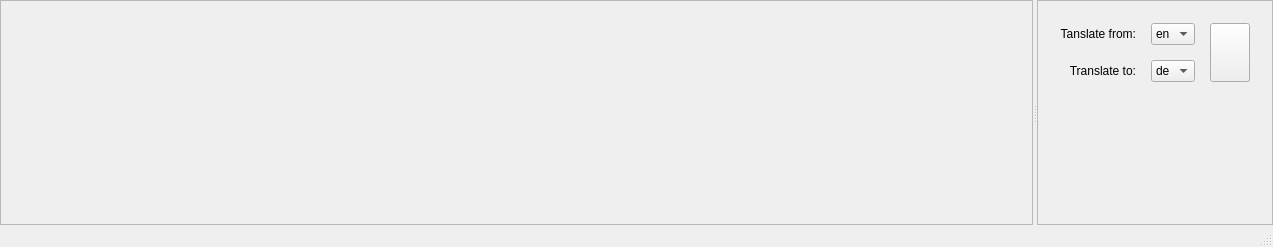
Before: the Qt Designer form ui/mainWindowTemplate.ui in puffisional/WordGame, drawn with Qt 5.
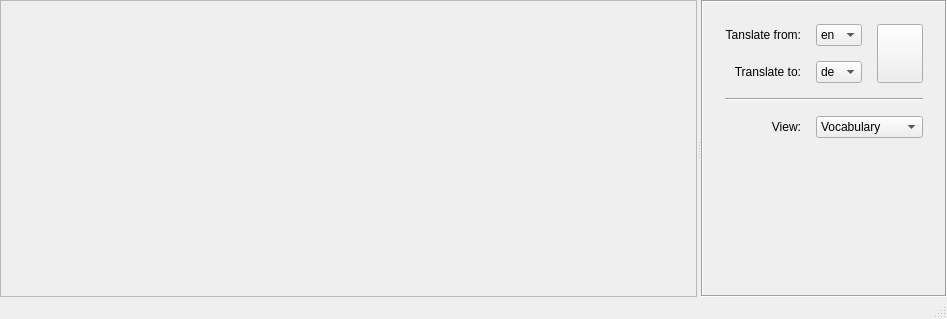
After: the same form once the commit is applied. Icons and pictures are not drawn.

Commit message: added Italian language and view select

Patch:
```diff
--- a/ui/mainWindowTemplate.ui
+++ b/ui/mainWindowTemplate.ui
@@ -6,8 +6,8 @@
    <rect>
     <x>0</x>
     <y>0</y>
-    <width>1273</width>
-    <height>247</height>
+    <width>947</width>
+    <height>319</height>
    </rect>
   </property>
   <property name="baseSize">
@@ -76,11 +76,17 @@
          <verstretch>0</verstretch>
         </sizepolicy>
        </property>
+       <property name="styleSheet">
+        <string notr="true"/>
+       </property>
        <property name="frameShape">
-        <enum>QFrame::StyledPanel</enum>
+        <enum>QFrame::Box</enum>
        </property>
        <property name="frameShadow">
-        <enum>QFrame::Raised</enum>
+        <enum>QFrame::Sunken</enum>
+       </property>
+       <property name="lineWidth">
+        <number>1</number>
        </property>
        <layout class="QGridLayout" name="gridLayout_2">
         <property name="leftMargin">
@@ -98,7 +104,71 @@
         <property name="spacing">
          <number>15</number>
         </property>
-        <item row="3" column="2">
+        <item row="0" column="3" rowspan="2">
+         <widget class="QPushButton" name="switchLanguageButton">
+          <property name="sizePolicy">
+           <sizepolicy hsizetype="Minimum" vsizetype="Expanding">
+            <horstretch>0</horstretch>
+            <verstretch>0</verstretch>
+           </sizepolicy>
+          </property>
+          <property name="text">
+           <string/>
+          </property>
+          <property name="icon">
+           <iconset resource="../resources/resources.qrc">
+            <normaloff>:/icons/switch-button.png</normaloff>:/icons/switch-button.png</iconset>
+          </property>
+          <property name="iconSize">
+           <size>
+            <width>40</width>
+            <height>40</height>
+           </size>
+          </property>
+         </widget>
+        </item>
+        <item row="0" column="2">
+         <widget class="QComboBox" name="wordLanguageSelect">
+          <property name="sizePolicy">
+           <sizepolicy hsizetype="Preferred" vsizetype="Preferred">
+            <horstretch>0</horstretch>
+            <verstretch>0</verstretch>
+           </sizepolicy>
+          </property>
+          <property name="maximumSize">
+           <size>
+            <width>16777215</width>
+            <height>16777215</height>
+           </size>
+          </property>
+          <item>
+           <property name="text">
+            <string>en</string>
+           </property>
+          </item>
+          <item>
+           <property name="text">
+            <string>it</string>
+           </property>
+          </item>
+          <item>
+           <property name="text">
+            <string>sk</string>
+           </property>
+          </item>
+          <item>
+           <property name="text">
+            <string>ja</string>
+           </property>
+          </item>
+          <item>
+           <property name="text">
+            <string>de</string>
+           </property>
+          </item>
+         </widget>
+        </item>
+        <item row="4" column="1">
          <spacer name="verticalSpacer">
           <property name="orientation">
            <enum>Qt::Vertical</enum>
@@ -111,7 +181,7 @@
           </property>
          </spacer>
         </item>
-        <item row="1" column="2">
+        <item row="1" column="1">
          <widget class="QLabel" name="label">
           <property name="sizePolicy">
            <sizepolicy hsizetype="Expanding" vsizetype="Preferred">
@@ -130,7 +200,7 @@
           </property>
          </widget>
         </item>
-        <item row="0" column="2">
+        <item row="0" column="1">
          <widget class="QLabel" name="label_2">
           <property name="sizePolicy">
            <sizepolicy hsizetype="Expanding" vsizetype="Preferred">
@@ -149,7 +219,7 @@
           </property>
          </widget>
         </item>
-        <item row="1" column="3">
+        <item row="1" column="2">
          <widget class="QComboBox" name="translationLanguageSelect">
           <property name="sizePolicy">
            <sizepolicy hsizetype="Preferred" vsizetype="Preferred">
@@ -193,70 +263,52 @@
           </item>
          </widget>
         </item>
-        <item row="0" column="3">
-         <widget class="QComboBox" name="wordLanguageSelect">
+        <item row="3" column="1">
+         <widget class="QLabel" name="label_3">
           <property name="sizePolicy">
-           <sizepolicy hsizetype="Preferred" vsizetype="Preferred">
+           <sizepolicy hsizetype="Expanding" vsizetype="Preferred">
             <horstretch>0</horstretch>
             <verstretch>0</verstretch>
            </sizepolicy>
           </property>
-          <property name="maximumSize">
-           <size>
-            <width>16777215</width>
-            <height>16777215</height>
-           </size>
-          </property>
-          <item>
-           <property name="text">
-            <string>en</string>
-           </property>
-          </item>
-          <item>
-           <property name="text">
-            <string>it</string>
-           </property>
-          </item>
-          <item>
-           <property name="text">
-            <string>sk</string>
-           </property>
-          </item>
-          <item>
-           <property name="text">
-            <string>ja</string>
-           </property>
-          </item>
-          <item>
-           <property name="text">
-            <string>de</string>
-           </property>
-          </item>
-         </widget>
-        </item>
-        <item row="0" column="4" rowspan="2">
-         <widget class="QPushButton" name="switchLanguageButton">
-          <property name="sizePolicy">
-           <sizepolicy hsizetype="Minimum" vsizetype="Expanding">
-            <horstretch>0</horstretch>
-            <verstretch>0</verstretch>
-           </sizepolicy>
+          <property name="layoutDirection">
+           <enum>Qt::LeftToRight</enum>
           </property>
           <property name="text">
-           <string/>
+           <string>View:</string>
           </property>
-          <property name="icon">
-           <iconset resource="../resources/resources.qrc">
-            <normaloff>:/icons/switch-button.png</normaloff>:/icons/switch-button.png</iconset>
+          <property name="alignment">
+           <set>Qt::AlignRight|Qt::AlignTrailing|Qt::AlignVCenter</set>
           </property>
-          <property name="iconSize">
-           <size>
-            <width>40</width>
-            <height>40</height>
-           </size>
+         </widget>
+        </item>
+        <item row="2" column="1" colspan="3">
+         <widget class="Line" name="line">
+          <property name="orientation">
+           <enum>Qt::Horizontal</enum>
           </property>
          </widget>
         </item>
+        <item row="3" column="2" colspan="2">
+         <widget class="QComboBox" name="comboBox">
+          <property name="sizePolicy">
+           <sizepolicy hsizetype="Preferred" vsizetype="Preferred">
+            <horstretch>0</horstretch>
+            <verstretch>0</verstretch>
+           </sizepolicy>
+          </property>
+          <item>
+           <property name="text">
+            <string>Vocabulary</string>
+           </property>
+          </item>
+          <item>
+           <property name="text">
+            <string>Text translator</string>
+           </property>
+          </item>
+         </widget>
+        </item>
        </layout>
       </widget>
      </widget>
```
Left out of the diff: 19 changed lines with no effect on the pictures. The commit also changes 3 other files.
